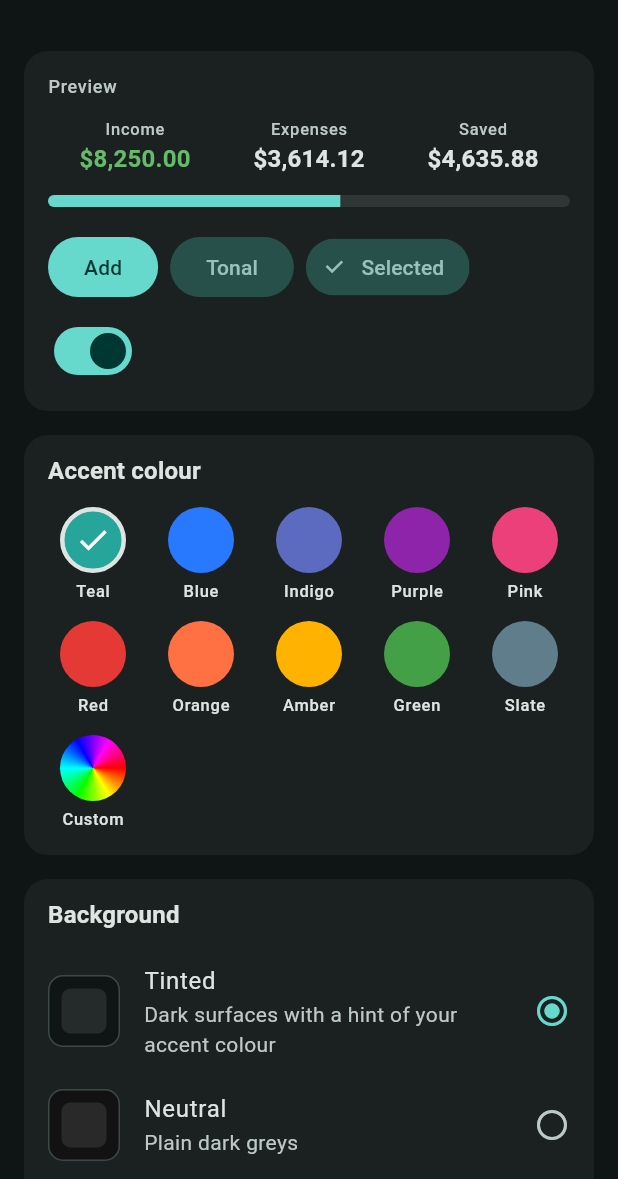
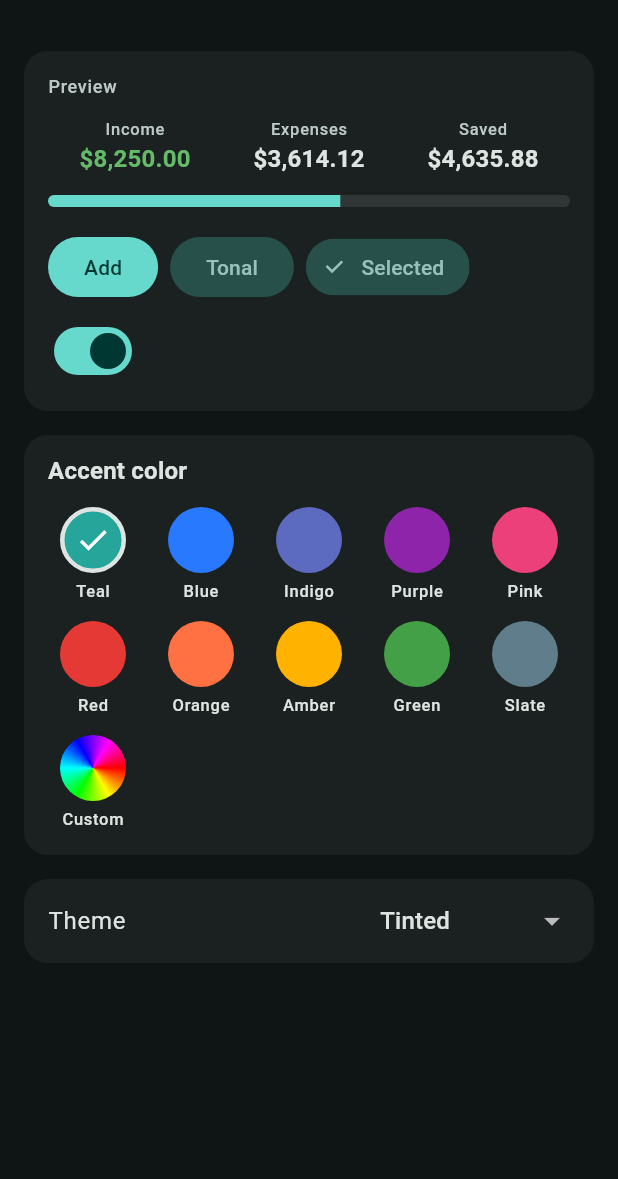
Before and after one commit to nathgoh/fei, a Flutter app: the AppearanceScreen screen opened by its route, after a tap on "Reset", on a phone screen of 412 x 824 dp, the part 57-1236 px from its top. Run offline on Flutter 3.47's test engine with Material 3 defaults, Android fonts, the phone set to English and light mode, and no system bars; our stand-ins replace csv, drift, drift_flutter, file_picker, fl_chart, flutter_riverpod and 2 more; accounts and stored records are empty; generated files the repository leaves out were written again; statements that could not run were skipped.

Commit message:
UI formatting + wording adjustment

```diff
--- a/lib/data/seed.dart
+++ b/lib/data/seed.dart
@@ -17,7 +17,7 @@ class SeedGroup {
   final List<SeedCategory> categories;
 }
 
-/// Defaults mirror the web app's categories and chart colours, organised into
+/// Defaults mirror the web app's categories and chart colors, organised into
 /// Monarch-style groups.
 const defaultGroups = [
   SeedGroup('Income', TxKind.income, [
--- a/lib/data/tables.dart
+++ b/lib/data/tables.dart
@@ -43,7 +43,7 @@ class Categories extends Table with SyncColumns {
   TextColumn get kind => textEnum<TxKind>()();
   TextColumn get emoji => text().withDefault(const Constant('🏷️'))();
 
-  /// ARGB colour used in charts.
+  /// ARGB color used in charts.
   IntColumn get color => integer().withDefault(const Constant(0xFF888888))();
 
   /// Fixed costs (e.g. rent) are excluded from "flexible" spending and the
--- a/lib/state/appearance.dart
+++ b/lib/state/appearance.dart
@@ -7,27 +7,25 @@ import 'providers.dart';
 
 /// Device-local look-and-feel preferences (not synced).
 class Appearance {
-  const Appearance({this.accent = defaultAccent, this.background = BackgroundStyle.tinted});
+  const Appearance({this.accent = defaultAccent, this.theme = ThemeStyle.tinted});
   final Color accent;
-  final BackgroundStyle background;
+  final ThemeStyle theme;
 
-  Appearance copyWith({Color? accent, BackgroundStyle? background}) =>
-      Appearance(accent: accent ?? this.accent, background: background ?? this.background);
+  Appearance copyWith({Color? accent, ThemeStyle? theme}) =>
+      Appearance(accent: accent ?? this.accent, theme: theme ?? this.theme);
 }
 
 class AppearanceNotifier extends Notifier<Appearance> {
   static const _accentKey = 'appearance.accent';
-  static const _backgroundKey = 'appearance.background';
+  // Named for the old "Background" setting; kept so saved choices survive.
+  static const _themeKey = 'appearance.background';
 
   @override
   Appearance build() {
     final prefs = ref.watch(prefsProvider);
     final accent = prefs.getInt(_accentKey);
-    final background = BackgroundStyle.values.firstWhereOrNull((b) => b.name == prefs.getString(_backgroundKey));
-    return Appearance(
-      accent: accent == null ? defaultAccent : Color(accent),
-      background: background ?? BackgroundStyle.tinted,
-    );
+    final theme = ThemeStyle.values.firstWhereOrNull((t) => t.name == prefs.getString(_themeKey));
+    return Appearance(accent: accent == null ? defaultAccent : Color(accent), theme: theme ?? ThemeStyle.tinted);
   }
 
   Future<void> setAccent(Color color) async {
@@ -35,16 +33,16 @@ class AppearanceNotifier extends Notifier<Appearance> {
     await ref.read(prefsProvider).setInt(_accentKey, color.toARGB32());
   }
 
-  Future<void> setBackground(BackgroundStyle background) async {
-    state = state.copyWith(background: background);
-    await ref.read(prefsProvider).setString(_backgroundKey, background.name);
+  Future<void> setTheme(ThemeStyle theme) async {
+    state = state.copyWith(theme: theme);
+    await ref.read(prefsProvider).setString(_themeKey, theme.name);
   }
 
   Future<void> reset() async {
     state = const Appearance();
     final prefs = ref.read(prefsProvider);
     await prefs.remove(_accentKey);
-    await prefs.remove(_backgroundKey);
+    await prefs.remove(_themeKey);
   }
 }
 
--- a/lib/ui/app.dart
+++ b/lib/ui/app.dart
@@ -29,16 +29,20 @@ const _destinations = [
 
 GoRoute _page(String path, Widget child) => GoRoute(path: path, builder: (_, _) => child);
 
+/// One navigator per tab. Bottom sheets (like the add-transaction form) open
+/// on these, under the nav bar, so they have to be closed when you leave a tab.
+final _branchKeys = List.generate(4, (i) => GlobalKey<NavigatorState>(debugLabel: 'tab $i'));
+
 final router = GoRouter(
   initialLocation: '/dashboard',
   routes: [
     StatefulShellRoute.indexedStack(
       builder: (context, state, shell) => _Shell(shell: shell),
       branches: [
-        StatefulShellBranch(routes: [_page('/dashboard', const DashboardScreen())]),
-        StatefulShellBranch(routes: [_page('/transactions', const TransactionsScreen())]),
-        StatefulShellBranch(routes: [_page('/cashflow', const CashFlowScreen())]),
-        StatefulShellBranch(routes: [_page('/recurring', const RecurringScreen())]),
+        StatefulShellBranch(navigatorKey: _branchKeys[0], routes: [_page('/dashboard', const DashboardScreen())]),
+        StatefulShellBranch(navigatorKey: _branchKeys[1], routes: [_page('/transactions', const TransactionsScreen())]),
+        StatefulShellBranch(navigatorKey: _branchKeys[2], routes: [_page('/cashflow', const CashFlowScreen())]),
+        StatefulShellBranch(navigatorKey: _branchKeys[3], routes: [_page('/recurring', const RecurringScreen())]),
       ],
     ),
     GoRoute(
@@ -57,7 +61,15 @@ class _Shell extends StatelessWidget {
   const _Shell({required this.shell});
   final StatefulNavigationShell shell;
 
-  void _go(int index) => shell.goBranch(index, initialLocation: index == shell.currentIndex);
+  void _go(int index) {
+    if (index != shell.currentIndex) {
+      // Close whatever the tab being left has open (sheets, pickers, menus)
+      // and drop the keyboard, so it isn't still there when you come back.
+      _branchKeys[shell.currentIndex].currentState?.popUntil((route) => route is! PopupRoute);
+      FocusManager.instance.primaryFocus?.unfocus();
+    }
+    shell.goBranch(index, initialLocation: index == shell.currentIndex);
+  }
 
   @override
   Widget build(BuildContext context) {
@@ -116,13 +128,11 @@ class FeiApp extends ConsumerWidget {
   @override
   Widget build(BuildContext context, WidgetRef ref) {
     final look = ref.watch(appearanceProvider);
-    final theme = buildDarkTheme(accent: look.accent, background: look.background);
     return MaterialApp.router(
       title: 'Fei',
       debugShowCheckedModeBanner: false,
-      theme: theme,
-      darkTheme: theme,
-      themeMode: ThemeMode.dark,
+      // The in-app Theme setting decides light or dark, not the device.
+      theme: buildTheme(accent: look.accent, theme: look.theme),
       routerConfig: router,
     );
   }
--- a/lib/ui/charts/charts.dart
+++ b/lib/ui/charts/charts.dart
@@ -178,13 +178,13 @@ class MonthlyCashFlowChart extends StatelessWidget {
                 barRods: [
                   BarChartRodData(
                     toY: m.incomeCents.toDouble(),
-                    color: incomeGreen,
+                    color: context.incomeColor,
                     width: 7,
                     borderRadius: const BorderRadius.vertical(top: Radius.circular(3)),
                   ),
                   BarChartRodData(
                     toY: m.expenseCents.toDouble(),
-                    color: expenseOrange,
+                    color: context.expenseColor,
                     width: 7,
                     borderRadius: const BorderRadius.vertical(top: Radius.circular(3)),
                   ),
--- a/lib/ui/dashboard/dashboard_screen.dart
+++ b/lib/ui/dashboard/dashboard_screen.dart
@@ -89,7 +89,7 @@ class DashboardScreen extends ConsumerWidget {
                         padding: const EdgeInsets.only(top: 4),
                         child: ActionChip(
                           avatar: const Icon(Icons.today, size: 18),
-                          label: Text('Back to ${formatMonthYear(now.year, now.month)}'),
+                          label: Text('Present'),
                           onPressed: ref.read(dashboardMonthProvider.notifier).goToCurrent,
                         ),
                       ),
@@ -148,9 +148,9 @@ class _SummaryCard extends StatelessWidget {
           children: [
             Row(
               children: [
-                figure('Income', summary.incomeCents, color: incomeGreen),
+                figure('Income', summary.incomeCents, color: context.incomeColor),
                 figure('Expenses', summary.expenseCents),
-                figure('Saved', summary.savingsCents, color: summary.savingsCents < 0 ? negativeRed : null),
+                figure('Saved', summary.savingsCents, color: summary.savingsCents < 0 ? context.negativeColor : null),
               ],
             ),
             if (rate != null) ...[
@@ -160,7 +160,7 @@ class _SummaryCard extends StatelessWidget {
                 child: LinearProgressIndicator(
                   value: (rate / 100).clamp(0, 1),
                   minHeight: 8,
-                  color: rate < 0 ? negativeRed : incomeGreen,
+                  color: rate < 0 ? context.negativeColor : context.incomeColor,
                   backgroundColor: context.colors.surfaceContainerHighest,
                 ),
               ),
@@ -213,7 +213,7 @@ class _SpendingComparison extends StatelessWidget {
               : diff == 0
               ? 'Same as $comparedTo'
               : '${formatMoney(diff.abs())} ${diff > 0 ? 'more' : 'less'} than $comparedTo',
-          style: context.text.bodySmall?.copyWith(color: diff > 0 ? negativeRed : incomeGreen),
+          style: context.text.bodySmall?.copyWith(color: diff > 0 ? context.negativeColor : context.incomeColor),
         ),
         const SizedBox(height: 16),
         SpendingComparisonChart(
--- a/lib/ui/settings/appearance_screen.dart
+++ b/lib/ui/settings/appearance_screen.dart
@@ -31,7 +31,7 @@ class AppearanceScreen extends ConsumerWidget {
               const _Preview(),
               const SizedBox(height: 16),
               SectionCard(
-                title: 'Accent colour',
+                title: 'Accent color',
                 child: Wrap(
                   spacing: 12,
                   runSpacing: 12,
@@ -59,18 +59,19 @@ class AppearanceScreen extends ConsumerWidget {
                 ),
               ),
               const SizedBox(height: 16),
-              SectionCard(
-                title: 'Background',
-                child: Column(
-                  children: [
-                    for (final b in BackgroundStyle.values)
-                      _BackgroundOption(
-                        style: b,
-                        accent: look.accent,
-                        selected: look.background == b,
-                        onTap: () => notifier.setBackground(b),
-                      ),
-                  ],
+              Card(
+                child: ListTile(
+                  title: const Text('Theme'),
+                  trailing: DropdownButton<ThemeStyle>(
+                    key: const ValueKey('theme-dropdown'),
+                    value: look.theme,
+                    underline: const SizedBox.shrink(),
+                    borderRadius: BorderRadius.circular(12),
+                    items: [for (final t in ThemeStyle.values) DropdownMenuItem(value: t, child: Text(themeLabel(t)))],
+                    onChanged: (t) {
+                      if (t != null) notifier.setTheme(t);
+                    },
+                  ),
                 ),
               ),
             ],
@@ -98,7 +99,7 @@ class _Preview extends StatelessWidget {
             const SizedBox(height: 12),
             Row(
               children: [
-                Expanded(child: _figure(context, 'Income', formatMoney(825000), incomeGreen)),
+                Expanded(child: _figure(context, 'Income', formatMoney(825000), context.incomeColor)),
                 Expanded(child: _figure(context, 'Expenses', formatMoney(361412), null)),
                 Expanded(child: _figure(context, 'Saved', formatMoney(463588), null)),
               ],
@@ -144,7 +145,7 @@ class _Preview extends StatelessWidget {
 class _Swatch extends StatelessWidget {
   const _Swatch({required this.color, required this.label, required this.selected, required this.onTap});
 
-  /// Null shows a rainbow (custom colour not chosen yet).
+  /// Null shows a rainbow (custom color not chosen yet).
   final Color? color;
   final String label;
   final bool selected;
@@ -186,47 +187,6 @@ class _Swatch extends StatelessWidget {
 }
 
 Color _onColor(Color c) => ThemeData.estimateBrightnessForColor(c) == Brightness.dark ? Colors.white : Colors.black;
-
-class _BackgroundOption extends StatelessWidget {
-  const _BackgroundOption({required this.style, required this.accent, required this.selected, required this.onTap});
-  final BackgroundStyle style;
-  final Color accent;
-  final bool selected;
-  final VoidCallback onTap;
-
-  @override
-  Widget build(BuildContext context) {
-    final scheme = buildColorScheme(accent: accent, background: style);
-    final description = switch (style) {
-      BackgroundStyle.tinted => 'Dark surfaces with a hint of your accent colour',
-      BackgroundStyle.neutral => 'Plain dark greys',
-      BackgroundStyle.black => 'True black, which saves battery on OLED screens',
-    };
-    return ListTile(
-      contentPadding: EdgeInsets.zero,
-      onTap: onTap,
-      leading: Container(
-        width: 48,
-        height: 48,
-        padding: const EdgeInsets.all(8),
-        decoration: BoxDecoration(
-          color: scheme.surface,
-          borderRadius: BorderRadius.circular(10),
-          border: Border.all(color: context.colors.outlineVariant),
-        ),
-        child: Container(
-          decoration: BoxDecoration(color: scheme.surfaceContainerHigh, borderRadius: BorderRadius.circular(6)),
-        ),
-      ),
-      title: Text(backgroundLabel(style)),
-      subtitle: Text(description),
-      trailing: Icon(
-        selected ? Icons.radio_button_checked : Icons.radio_button_unchecked,
-        color: selected ? context.colors.primary : context.colors.onSurfaceVariant,
-      ),
-    );
-  }
-}
 
 const _hueStops = [
   Color(0xFFFF0000),
@@ -270,7 +230,7 @@ class _ColorPickerDialogState extends State<ColorPickerDialog> {
   Widget build(BuildContext context) {
     final scheme = buildColorScheme(accent: _color);
     return AlertDialog(
-      title: const Text('Custom colour'),
+      title: const Text('Custom color'),
       content: SizedBox(
         width: 360,
         child: Column(
@@ -285,7 +245,7 @@ class _ColorPickerDialogState extends State<ColorPickerDialog> {
                   decoration: BoxDecoration(color: _color, borderRadius: BorderRadius.circular(12)),
                 ),
                 const SizedBox(width: 12),
-                // How the generated palette will look with this colour.
+                // How the generated palette will look with this color.
                 for (final c in [scheme.primary, scheme.primaryContainer, scheme.secondary, scheme.tertiary])
                   Container(
                     width: 24,
@@ -295,10 +255,13 @@ class _ColorPickerDialogState extends State<ColorPickerDialog> {
                   ),
               ],
             ),
-            const SizedBox(height: 12),
+            const SizedBox(height: 16),
+            Text('Hex', style: context.text.labelMedium),
+            const SizedBox(height: 6),
             TextField(
+              key: const ValueKey('hex-field'),
               controller: _hex,
-              decoration: const InputDecoration(labelText: 'Hex', prefixText: '#', isDense: true),
+              decoration: const InputDecoration(prefixText: '#', isDense: true),
               inputFormatters: [
                 FilteringTextInputFormatter.allow(RegExp('[0-9a-fA-F]')),
                 LengthLimitingTextInputFormatter(6),
@@ -334,7 +297,7 @@ class _ColorPickerDialogState extends State<ColorPickerDialog> {
       ),
       actions: [
         TextButton(onPressed: () => Navigator.pop(context), child: const Text('Cancel')),
-        FilledButton(onPressed: () => Navigator.pop(context, _color), child: const Text('Use colour')),
+        FilledButton(onPressed: () => Navigator.pop(context, _color), child: const Text('Use color')),
       ],
     );
   }
--- a/lib/ui/settings/settings_screen.dart
+++ b/lib/ui/settings/settings_screen.dart
@@ -32,12 +32,12 @@ class SettingsScreen extends StatelessWidget {
           child: ListView(
             children: [
               header('Personalize'),
-              tile(Icons.palette_outlined, 'Appearance', 'Accent colour and background', '/settings/appearance'),
+              tile(Icons.palette_outlined, 'Appearance', 'Accent color and theme', '/settings/appearance'),
               header('Organize'),
               tile(
                 Icons.category_outlined,
                 'Categories',
-                'Groups, emoji, colours and fixed costs',
+                'Groups, icons, colors and fixed costs',
                 '/settings/categories',
               ),
               header('Data'),
--- a/lib/ui/theme.dart
+++ b/lib/ui/theme.dart
@@ -1,11 +1,17 @@
 import 'package:flutter/material.dart';
 
-/// Income is green; expenses use the normal text colour, as in Monarch.
+/// Income is green; expenses use the normal text color, as in Monarch.
+/// These suit dark backgrounds; read them through [ThemeX] so the light theme
+/// gets darker shades that stay legible on white.
 const incomeGreen = Color(0xFF66BB6A);
 const negativeRed = Color(0xFFEF5350);
 
 /// Expense bars in charts, distinct from the income green.
 const expenseOrange = Color(0xFFFF8A65);
+
+const _incomeGreenLight = Color(0xFF2E7D32);
+const _negativeRedLight = Color(0xFFC62828);
+const _expenseOrangeLight = Color(0xFFE64A19);
 
 /// Accent presets offered in Settings → Appearance.
 const accentPresets = <String, Color>{
@@ -23,40 +29,48 @@ const accentPresets = <String, Color>{
 
 const defaultAccent = Color(0xFF26A69A);
 
-enum BackgroundStyle {
-  /// Dark surfaces tinted towards the accent colour.
+/// The app theme. Value names are what gets saved, so `neutral` and `black`
+/// keep their original names.
+enum ThemeStyle {
+  /// Dark surfaces tinted towards the accent color.
   tinted,
 
-  /// Neutral greys with no tint.
+  /// Light neutral greys.
+  light,
+
+  /// Dark neutral greys with no tint.
   neutral,
 
   /// True black, which saves power on OLED screens.
   black,
 }
 
-String backgroundLabel(BackgroundStyle b) => switch (b) {
-  BackgroundStyle.tinted => 'Tinted',
-  BackgroundStyle.neutral => 'Neutral',
-  BackgroundStyle.black => 'Pure black',
+String themeLabel(ThemeStyle t) => switch (t) {
+  ThemeStyle.tinted => 'Tinted',
+  ThemeStyle.light => 'Light',
+  ThemeStyle.neutral => 'Dark',
+  ThemeStyle.black => 'AMOLED Dark',
 };
 
 /// Surface tones (surface, lowest, low, container, high, highest) for the
 /// untinted styles.
+const _lightSurfaces = [0xFFF7F7F7, 0xFFFFFFFF, 0xFFF1F1F1, 0xFFEBEBEB, 0xFFE3E3E3, 0xFFDCDCDC];
 const _neutralSurfaces = [0xFF121212, 0xFF0D0D0D, 0xFF1A1A1A, 0xFF1F1F1F, 0xFF292929, 0xFF333333];
 const _blackSurfaces = [0xFF000000, 0xFF000000, 0xFF0B0B0B, 0xFF131313, 0xFF1D1D1D, 0xFF272727];
 
-ColorScheme buildColorScheme({Color accent = defaultAccent, BackgroundStyle background = BackgroundStyle.tinted}) {
-  // "fidelity" keeps the generated primary close to the chosen colour, so a
+ColorScheme buildColorScheme({Color accent = defaultAccent, ThemeStyle theme = ThemeStyle.tinted}) {
+  // "fidelity" keeps the generated primary close to the chosen color, so a
   // swatch looks like what you get.
   final scheme = ColorScheme.fromSeed(
     seedColor: accent,
-    brightness: Brightness.dark,
+    brightness: theme == ThemeStyle.light ? Brightness.light : Brightness.dark,
     dynamicSchemeVariant: DynamicSchemeVariant.fidelity,
   );
-  final tones = switch (background) {
-    BackgroundStyle.tinted => null,
-    BackgroundStyle.neutral => _neutralSurfaces,
-    BackgroundStyle.black => _blackSurfaces,
+  final tones = switch (theme) {
+    ThemeStyle.tinted => null,
+    ThemeStyle.light => _lightSurfaces,
+    ThemeStyle.neutral => _neutralSurfaces,
+    ThemeStyle.black => _blackSurfaces,
   };
   if (tones == null) return scheme;
   return scheme.copyWith(
@@ -71,9 +85,9 @@ ColorScheme buildColorScheme({Color accent = defaultAccent, BackgroundStyle back
   );
 }
 
-ThemeData buildDarkTheme({Color accent = defaultAccent, BackgroundStyle background = BackgroundStyle.tinted}) {
-  final scheme = buildColorScheme(accent: accent, background: background);
-  final base = ThemeData(useMaterial3: true, colorScheme: scheme, brightness: Brightness.dark);
+ThemeData buildTheme({Color accent = defaultAccent, ThemeStyle theme = ThemeStyle.tinted}) {
+  final scheme = buildColorScheme(accent: accent, theme: theme);
+  final base = ThemeData(useMaterial3: true, colorScheme: scheme, brightness: scheme.brightness);
   return base.copyWith(
     scaffoldBackgroundColor: scheme.surface,
     appBarTheme: AppBarTheme(
@@ -92,7 +106,7 @@ ThemeData buildDarkTheme({Color accent = defaultAccent, BackgroundStyle backgrou
     inputDecorationTheme: InputDecorationTheme(
       filled: true,
       fillColor: scheme.surfaceContainerHigh,
-      border: OutlineInputBorder(borderRadius: BorderRadius.circular(12), borderSide: BorderSide.none),
+      border: UnderlineInputBorder(borderRadius: BorderRadius.circular(12), borderSide: BorderSide.none),
     ),
     chipTheme: base.chipTheme.copyWith(shape: RoundedRectangleBorder(borderRadius: BorderRadius.circular(20))),
     dividerTheme: DividerThemeData(color: scheme.outlineVariant.withValues(alpha: 0.4), space: 1),
@@ -112,4 +126,9 @@ extension ThemeX on BuildContext {
   ColorScheme get colors => Theme.of(this).colorScheme;
   TextTheme get text => Theme.of(this).textTheme;
   bool get isWide => MediaQuery.sizeOf(this).width >= 840;
+
+  bool get _isLight => Theme.of(this).brightness == Brightness.light;
+  Color get incomeColor => _isLight ? _incomeGreenLight : incomeGreen;
+  Color get negativeColor => _isLight ? _negativeRedLight : negativeRed;
+  Color get expenseColor => _isLight ? _expenseOrangeLight : expenseOrange;
 }
--- a/lib/ui/transactions/transactions_screen.dart
+++ b/lib/ui/transactions/transactions_screen.dart
@@ -137,11 +137,11 @@ class _TransactionsScreenState extends ConsumerState<TransactionsScreen> {
           const SettingsButton(),
         ],
       ),
-      floatingActionButton: FloatingActionButton.extended(
+      floatingActionButton: FloatingActionButton(
         heroTag: null, // tabs stay mounted in an IndexedStack; shared default tags clash
         onPressed: () => showTransactionForm(context),
-        icon: const Icon(Icons.add),
-        label: const Text('Add'),
+        tooltip: 'Add transaction',
+        child: const Icon(Icons.add),
       ),
       body: Column(
         children: [
```
Also changed, not shown: lib/ui/cashflow/cashflow_screen.dart (+5 -5 lines), lib/ui/recurring/recurring_screen.dart (+4 -4 lines), lib/ui/settings/categories_screen.dart (+10 -7 lines), lib/ui/widgets.dart (+3 -9 lines), lib/data/database.g.dart, 6 other files.
